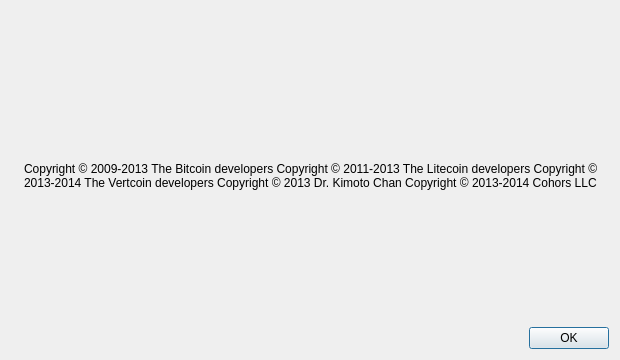
Old version of the form src/qt/forms/aboutdialog.ui in the repository UmbrellaHoldings/ULTC.
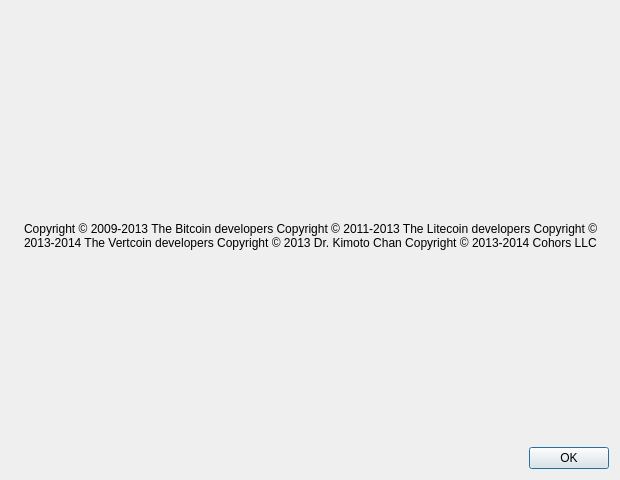
New version of the form. Icons and pictures are not drawn.

Commit message: About dialog size fixed

Diff of the .ui file:
```diff
--- a/src/qt/forms/aboutdialog.ui
+++ b/src/qt/forms/aboutdialog.ui
@@ -7,7 +7,7 @@
     <x>0</x>
     <y>0</y>
     <width>620</width>
-    <height>360</height>
+    <height>480</height>
    </rect>
   </property>
   <property name="windowTitle">
```
